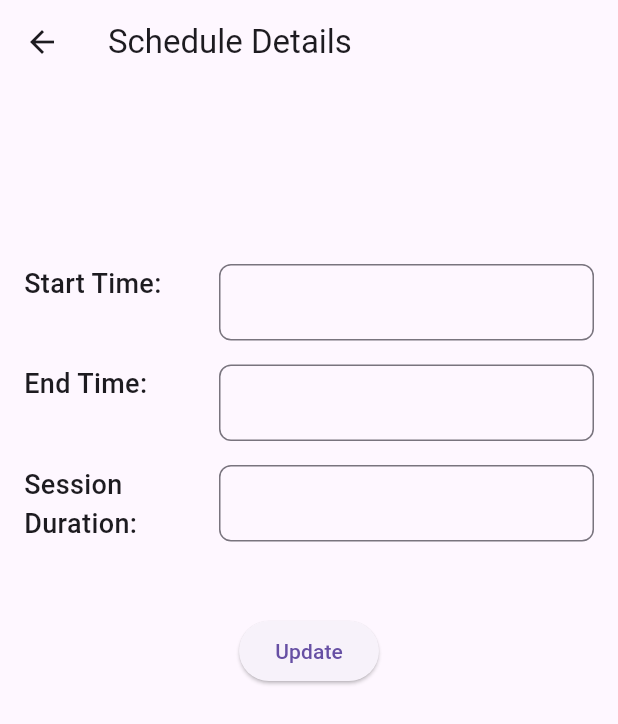
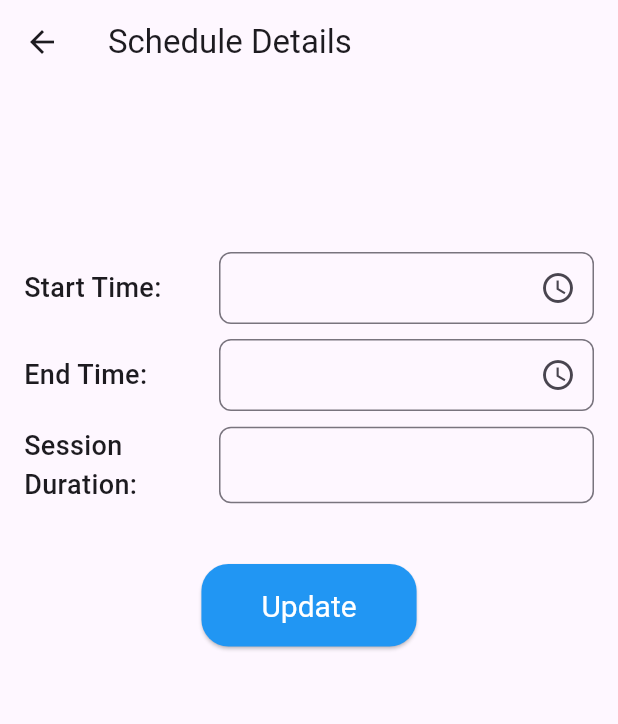
Before and after one commit to kareemezzat25/mentalhealth, a Flutter app: the ScheduleDetailsPage screen opened directly with empty values, on a phone screen of 412 x 824 dp. Shown: the top 724 px of the screen. Run offline on Flutter 3.47's test engine with Material 3 defaults, Android fonts, the phone set to English and light mode, and no system bars; our stand-ins replace animated_splash_screen, auto_size_text, google_sign_in, image_picker, shared_preferences; accounts and stored records are empty.

Commit message:
update in schedulepage in update and delete

```diff
--- a/lib/DoctorViews/ScheduleDetailsPage.dart
+++ b/lib/DoctorViews/ScheduleDetailsPage.dart
@@ -1,4 +1,5 @@
 import 'package:flutter/material.dart';
+import 'package:intl/intl.dart'; // Add this import for date formatting
 import 'package:mentalhealthh/models/schedule_model.dart';
 import 'package:mentalhealthh/services/api_service.dart';
 
@@ -24,8 +25,7 @@ class _ScheduleDetailsPageState extends State<ScheduleDetailsPage> {
     super.initState();
     _startTimeController = TextEditingController(text: widget.day.startTime);
     _endTimeController = TextEditingController(text: widget.day.endTime);
-    _sessionDurationController =
-        TextEditingController(text: widget.day.sessionDuration);
+    _sessionDurationController = TextEditingController(text: widget.day.sessionDuration);
   }
 
   @override
@@ -34,6 +34,24 @@ class _ScheduleDetailsPageState extends State<ScheduleDetailsPage> {
     _endTimeController.dispose();
     _sessionDurationController.dispose();
     super.dispose();
+  }
+
+  Future<void> _selectTime(BuildContext context, TextEditingController controller) async {
+    final TimeOfDay? picked = await showTimePicker(
+      context: context,
+      initialTime: TimeOfDay.now(),
+    );
+    if (picked != null) {
+      final formattedTime = formatTimeOfDay(picked);
+      setState(() {
+        controller.text = formattedTime;
+      });
+    }
+  }
+
+  String formatTimeOfDay(TimeOfDay time) {
+    final dateTime = DateTime(2000, 1, 1, time.hour, time.minute, 0);
+    return DateFormat('HH:mm:ss').format(dateTime);
   }
 
   @override
@@ -56,21 +74,29 @@ class _ScheduleDetailsPageState extends State<ScheduleDetailsPage> {
                 ),
               ),
               SizedBox(height: 20),
-              _buildEditableRow("Start Time", _startTimeController),
-              _buildEditableRow("End Time", _endTimeController),
+              _buildTimePickerRow("Start Time", _startTimeController),
+              SizedBox(height: 10),
+              _buildTimePickerRow("End Time", _endTimeController),
+              SizedBox(height: 10),
               _buildEditableRow("Session Duration", _sessionDurationController),
               SizedBox(height: 40),
               Row(
-                mainAxisAlignment: MainAxisAlignment.spaceEvenly,
+                mainAxisAlignment: MainAxisAlignment.center,
                 children: [
-                  // ElevatedButton(
-                  //   onPressed: () => _showDeleteConfirmationDialog(context),
-                  //   child: Text('Remove'),
-                  // ),
                  ElevatedButton(
                   onPressed: () => _updateSchedule(context),
+                  style: ElevatedButton.styleFrom(
+                    primary: Colors.blue, // background color
+                    onPrimary: Colors.white, // text color
+                    padding: EdgeInsets.symmetric(horizontal: 40, vertical: 16),
+                    textStyle: TextStyle(fontSize: 20),
+                    shape: RoundedRectangleBorder(
+                      borderRadius: BorderRadius.circular(18),
+                    ),
+                  ),
                     child: Text('Update'),
                   ),
+
                 ],
               ),
             ],
@@ -80,20 +106,43 @@ class _ScheduleDetailsPageState extends State<ScheduleDetailsPage> {
     );
   }
 
-  Widget _buildEditableRow(String label, TextEditingController controller) {
-    return Padding(
-      padding: const EdgeInsets.symmetric(vertical: 8.0),
-      child: Row(
-        crossAxisAlignment: CrossAxisAlignment.start,
+ Widget _buildTimePickerRow(String label, TextEditingController controller) {
+  return Row(
     children: [
       SizedBox(
         width: 120,
         child: Text(
-              label + ":",
-              style: TextStyle(
-                fontSize: 18,
-                fontWeight: FontWeight.w500,
+          "$label:",
+          style: TextStyle(fontSize: 18, fontWeight: FontWeight.w500),
         ),
+      ),
+      SizedBox(width: 10),
+      Expanded(
+        child: TextFormField(
+          readOnly: true,
+          controller: controller,
+          decoration: InputDecoration(
+            suffixIcon: Icon(Icons.access_time),
+            border: OutlineInputBorder(
+              borderRadius: BorderRadius.circular(8.0),
+            ),
+            contentPadding: EdgeInsets.symmetric(vertical: 12.0, horizontal: 16.0),
+          ),
+          onTap: () => _selectTime(context, controller),
+        ),
+      ),
+    ],
+  );
+}
+
+Widget _buildEditableRow(String label, TextEditingController controller) {
+  return Row(
+    children: [
+      SizedBox(
+        width: 120,
+        child: Text(
+          "$label:",
+          style: TextStyle(fontSize: 18, fontWeight: FontWeight.w500),
         ),
       ),
       SizedBox(width: 10),
@@ -104,8 +153,7 @@ class _ScheduleDetailsPageState extends State<ScheduleDetailsPage> {
             border: OutlineInputBorder(
               borderRadius: BorderRadius.circular(8.0),
             ),
-                contentPadding:
-                    EdgeInsets.symmetric(vertical: 12.0, horizontal: 16.0),
+            contentPadding: EdgeInsets.symmetric(vertical: 12.0, horizontal: 16.0),
           ),
           style: TextStyle(
             fontSize: 18,
@@ -113,62 +161,9 @@ class _ScheduleDetailsPageState extends State<ScheduleDetailsPage> {
         ),
       ),
     ],
-      ),
   );
 }
 
-  // void _showDeleteConfirmationDialog(BuildContext context) {
-  //   showDialog(
-  //     context: context,
-  //     builder: (BuildContext context) {
-  //       return AlertDialog(
-  //         title: Text("Confirm Deletion"),
-  //         content: Text("Are you sure you want to delete this schedule?"),
-  //         actions: <Widget>[
-  //           TextButton(
-  //             child: Text("Cancel"),
-  //             onPressed: () {
-  //               Navigator.of(context).pop();
-  //             },
-  //           ),
-  //           TextButton(
-  //             child: Text(
-  //               "Delete",
-  //               style: TextStyle(color: Colors.red),
-  //             ),
-  //             onPressed: () async {
-  //               Navigator.of(context).pop();
-  //               await _deleteSchedule(context);
-  //             },
-  //           ),
-  //         ],
-  //       );
-  //     },
-  //   );
-  // }
-
-  // Future<void> _deleteSchedule(BuildContext context) async {
-  //   try {
-  //     await ApiService()
-  //         .deleteDoctorSchedule(widget.doctorId, widget.day.dayOfWeek);
-
-  //     ScaffoldMessenger.of(context).showSnackBar(
-  //       SnackBar(
-  //         content: Text("Schedule deleted"),
-  //       ),
-  //     );
-
-  //     // Navigate back to previous screen
-  //     Navigator.of(context).pop();
-  //   } catch (e) {
-  //     ScaffoldMessenger.of(context).showSnackBar(
-  //       SnackBar(
-  //         content: Text("Failed to delete schedule: $e"),
-  //         backgroundColor: Colors.red,
-  //       ),
-  //     );
-  //   }
-  // }
 
   void _updateSchedule(BuildContext context) {
     String startTime = _startTimeController.text;
--- a/lib/views/UserProfile.dart
+++ b/lib/views/UserProfile.dart
@@ -33,7 +33,9 @@ class _UserDoctorProfileState extends State<UserDoctorProfile> {
       appBar: AppBar(
         title: Text(isDoctor ? 'Doctor Profile' : 'User Profile'),
       ),
-      body: FutureBuilder(
+      body: Padding(
+        padding: const EdgeInsets.symmetric(vertical:8.0),
+        child: FutureBuilder(
           future: _userDataFuture,
           builder: (context, snapshot) {
             if (snapshot.connectionState == ConnectionState.waiting) {
@@ -268,6 +270,7 @@ class _UserDoctorProfileState extends State<UserDoctorProfile> {
             }
           },
         ),
+      ),
     );
   }
 }
```
Also changed, not shown: lib/DoctorViews/CreateSchedulePage.dart (+85 -48 lines), lib/DoctorViews/SchedulePage.dart (+68 -45 lines). Lines whose indentation alone changed are shown as unchanged.
